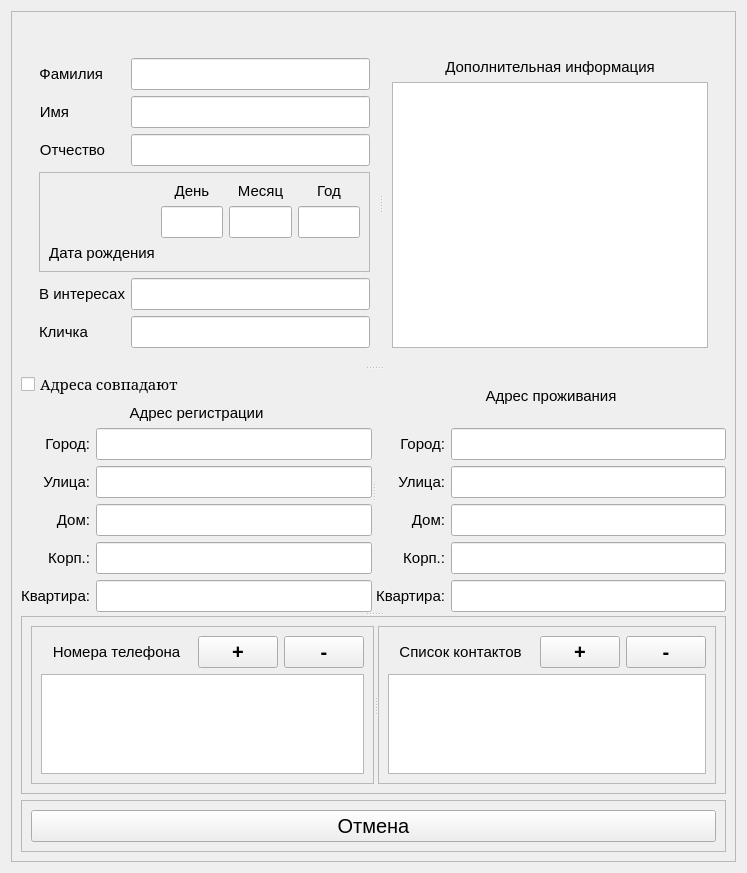
First picture: the form in update.ui, repository Yavlados/VKR, before the edit.
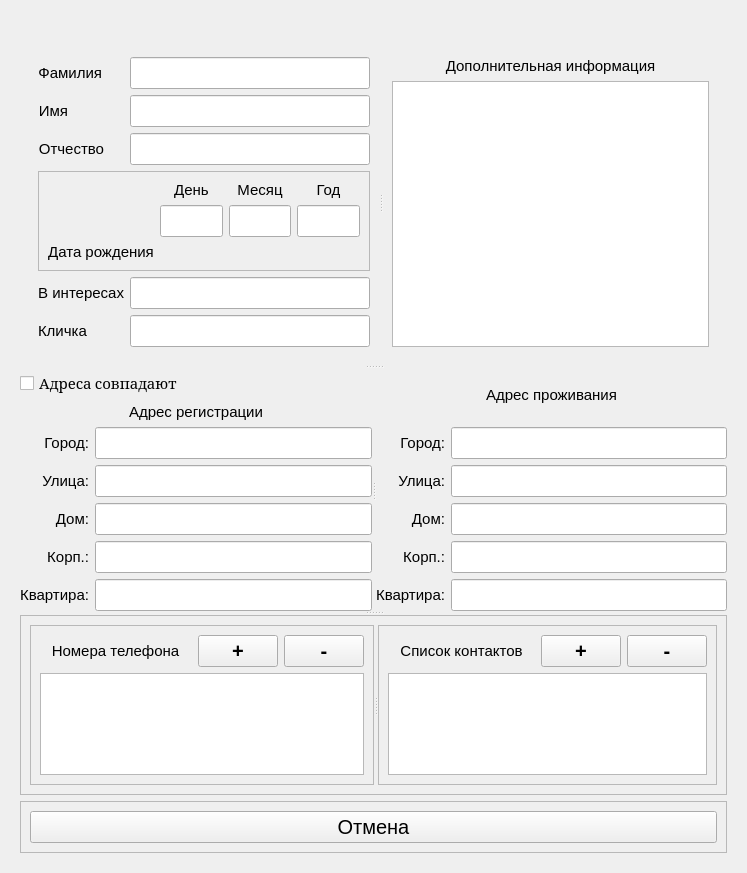
Second picture: the form after the edit. Custom widgets are drawn as their Qt base class.

Diff of the .ui file:
```diff
--- a/update.ui
+++ b/update.ui
@@ -25,6 +25,9 @@
   <layout class="QGridLayout" name="gridLayout_7">
    <item row="0" column="0">
     <widget class="QScrollArea" name="scrollArea">
+     <property name="frameShape">
+      <enum>QFrame::NoFrame</enum>
+     </property>
      <property name="widgetResizable">
       <bool>true</bool>
      </property>
@@ -33,8 +36,8 @@
        <rect>
         <x>0</x>
         <y>0</y>
-        <width>727</width>
-        <height>853</height>
+        <width>729</width>
+        <height>855</height>
        </rect>
       </property>
       <layout class="QGridLayout" name="gridLayout_5">
@@ -1138,6 +1141,13 @@
    </item>
   </layout>
  </widget>
+ <customwidgets>
+  <customwidget>
+   <class>CustomTableView</class>
+   <extends>QTableView</extends>
+   <header>customtableview.h</header>
+  </customwidget>
+ </customwidgets>
  <tabstops>
   <tabstop>le_last_name</tabstop>
   <tabstop>le_name</tabstop>
```
Left out of the diff: 4 changed lines with no effect on the pictures.
